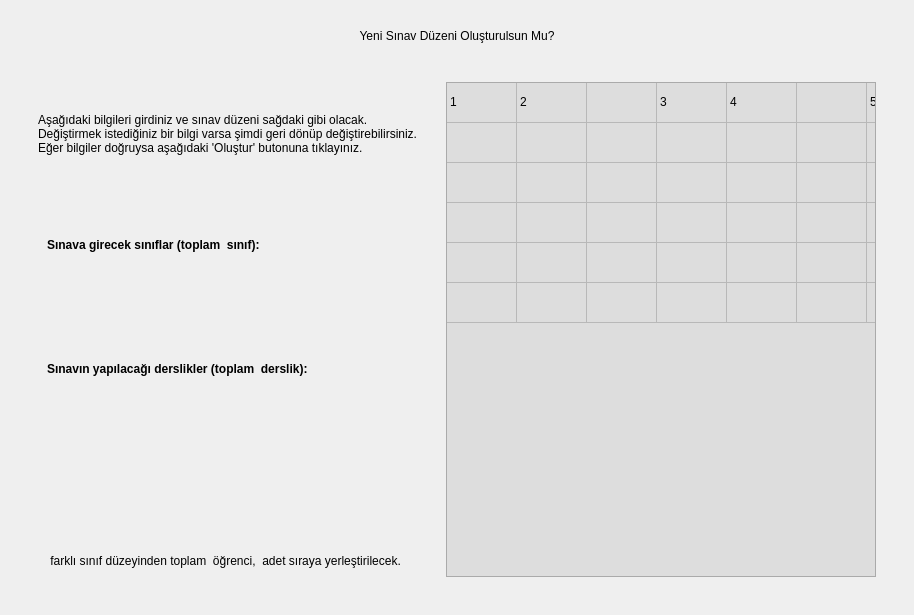
ikolomiko/ikooskar-qt, file src/UI/SchemesUi/nspreviewui.ui: the form before one commit.
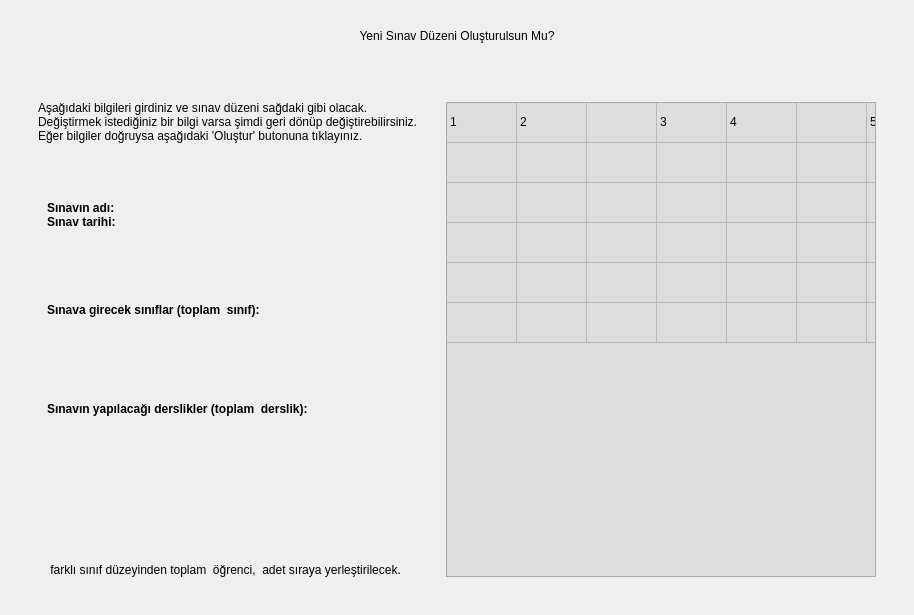
The form after the commit.

What changed in the file:
```diff
--- a/src/UI/SchemesUi/nspreviewui.ui
+++ b/src/UI/SchemesUi/nspreviewui.ui
@@ -104,6 +104,43 @@
               </property>
              </spacer>
             </item>
+            <item>
+             <widget class="QFrame" name="frame_7">
+              <property name="frameShape">
+               <enum>QFrame::NoFrame</enum>
+              </property>
+              <property name="frameShadow">
+               <enum>QFrame::Raised</enum>
+              </property>
+              <layout class="QVBoxLayout" name="verticalLayout_8">
+               <property name="topMargin">
+                <number>0</number>
+               </property>
+               <property name="bottomMargin">
+                <number>0</number>
+               </property>
+               <item>
+                <widget class="QLabel" name="lblExamInfo">
+                 <property name="font">
+                  <font>
+                   <bold>true</bold>
+                  </font>
+                 </property>
+                 <property name="text">
+                  <string>Sınavın adı: &lt;x&gt;
+Sınav tarihi: &lt;y&gt;</string>
+                 </property>
+                 <property name="alignment">
+                  <set>Qt::AlignLeading|Qt::AlignLeft|Qt::AlignTop</set>
+                 </property>
+                 <property name="wordWrap">
+                  <bool>true</bool>
+                 </property>
+                </widget>
+               </item>
+              </layout>
+             </widget>
+            </item>
             <item>
              <widget class="QFrame" name="frame_3">
               <property name="frameShape">
@@ -113,6 +150,12 @@
                <enum>QFrame::Raised</enum>
               </property>
               <layout class="QVBoxLayout" name="verticalLayout_5">
+               <property name="topMargin">
+                <number>0</number>
+               </property>
+               <property name="bottomMargin">
+                <number>0</number>
+               </property>
                <item>
                 <widget class="QLabel" name="lblClassHeader">
                  <property name="maximumSize">
@@ -156,6 +199,12 @@
                <enum>QFrame::Raised</enum>
               </property>
               <layout class="QVBoxLayout" name="verticalLayout_6">
+               <property name="topMargin">
+                <number>0</number>
+               </property>
+               <property name="bottomMargin">
+                <number>0</number>
+               </property>
                <item>
                 <widget class="QLabel" name="lblHallHeader">
                  <property name="maximumSize">
@@ -199,6 +248,12 @@
                <enum>QFrame::Raised</enum>
               </property>
               <layout class="QVBoxLayout" name="verticalLayout_7">
+               <property name="topMargin">
+                <number>0</number>
+               </property>
+               <property name="bottomMargin">
+                <number>0</number>
+               </property>
                <item>
                 <widget class="QLabel" name="lblGeneralInfo">
                  <property name="text">
@@ -227,6 +282,19 @@
             <enum>QFrame::Raised</enum>
            </property>
            <layout class="QVBoxLayout" name="verticalLayout_4">
+            <item>
+             <spacer name="horizontalSpacer_2">
+              <property name="orientation">
+               <enum>Qt::Horizontal</enum>
+              </property>
+              <property name="sizeHint" stdset="0">
+               <size>
+                <width>40</width>
+                <height>20</height>
+               </size>
+              </property>
+             </spacer>
+            </item>
             <item>
              <widget class="QTableWidget" name="tableWidget">
               <property name="enabled">
```
